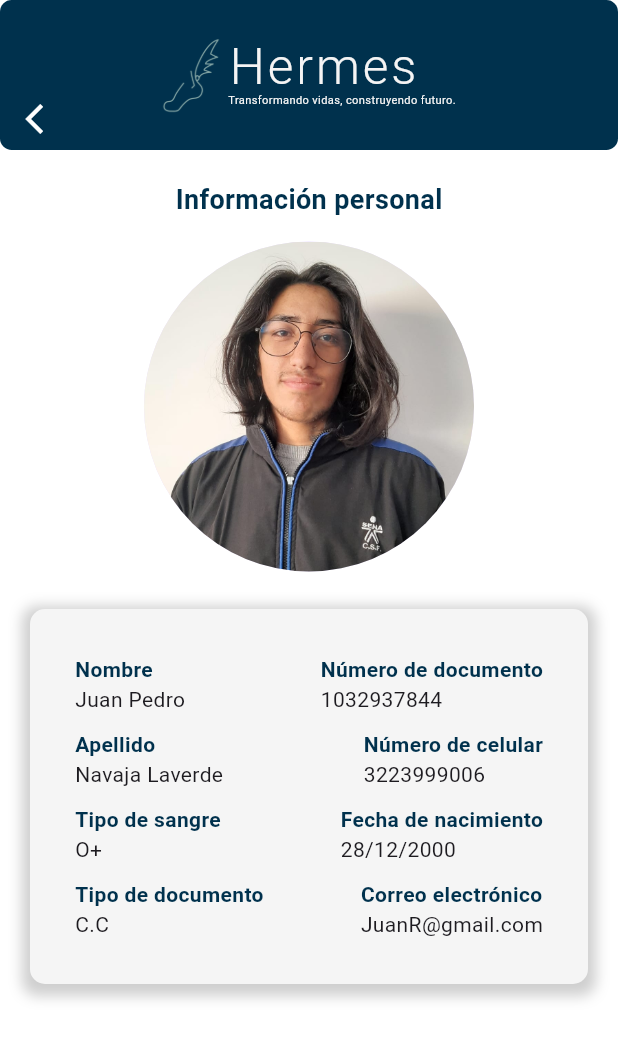
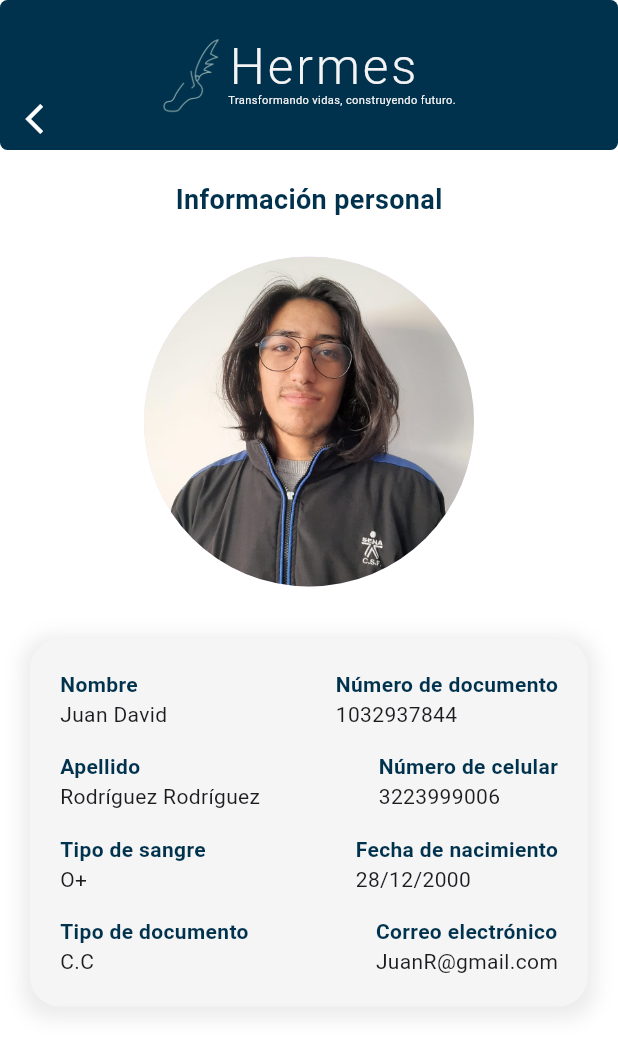
Before and after one commit to senaFactory/appHermes, a Flutter app: the Personinfopage screen opened directly, on a phone screen of 412 x 824 dp. Shown: the top 1054 px of the screen. Run offline on Flutter 3.47's test engine with Material 3 defaults, Android fonts, the phone set to English and light mode, and no system bars; our stand-ins replace curved_navigation_bar.

Commit message:
Avanzando diseño en infoPage, sin navegación

```diff
--- a/lib/pages/pagesSecondarys/personInfoPage.dart
+++ b/lib/pages/pagesSecondarys/personInfoPage.dart
@@ -3,6 +3,23 @@ import 'package:maqueta/widgets/HomeAppBar.dart';
 
 class Personinfopage extends StatelessWidget {
   const Personinfopage({super.key});
+
+  // Método privado que construye las columnas de información
+  Widget _buildInfoColumn(String label, String value) {
+    return Column(
+      crossAxisAlignment: CrossAxisAlignment.start,
+      children: [
+        Text(
+          label,
+          style: const TextStyle(
+            fontWeight: FontWeight.bold,
+            color: Color(0xFF00314D),
+          ),
+        ),
+        Text(value),
+      ],
+    );
+  }
 
   @override
   Widget build(BuildContext context) {
@@ -24,68 +41,60 @@ class Personinfopage extends StatelessWidget {
                         color: Color(0xFF00314D),
                       ),
                     ),
-                    SizedBox(height: 15),
+                    SizedBox(height: 25),
                     const CircleAvatar(
-                      radius:
-                          110, // Radio del círculo (tamaño de la foto de perfil)
-                      backgroundImage: AssetImage(
-                          'images/aprendiz_sena1.jpeg'), // Imagen del perfil
+                      radius: 110, // Radio del círculo (tamaño de la foto de perfil)
+                      backgroundImage: AssetImage('images/aprendiz_sena1.jpeg'), // Imagen del perfil
                     ),
-                    SizedBox(height: 15),
+                    SizedBox(height: 25),
                     Container(
-                      padding: EdgeInsets.all(30),
-                      margin:
-                          EdgeInsets.symmetric(horizontal: 20, vertical: 10),
+                      padding: EdgeInsets.all(20),
+                      margin: EdgeInsets.symmetric(horizontal: 20, vertical: 10),
                       decoration: BoxDecoration(
                         color: Color(0xFFF5F5F5), // Color de fondo gris claro
-                        borderRadius:
-                            BorderRadius.circular(10), // Bordes redondeados
+                        borderRadius: BorderRadius.circular(20), // Bordes bien redondeados
                         boxShadow: [
                           BoxShadow(
-                            color: Colors.grey.withOpacity(0.5),
+                            color: Colors.grey.withOpacity(0.2),
                             spreadRadius: 5,
-                            blurRadius: 7,
-                            offset: Offset(
-                                0, 3), // Cambia la sombra si es necesario
+                            blurRadius: 10,
+                            offset: Offset(0, 3), // Sombra más suave
                           ),
                         ],
                       ),
                       child: Column(
                         crossAxisAlignment: CrossAxisAlignment.start,
                         children: [
+                          // Información personal organizada en columnas
                           Row(
                             mainAxisAlignment: MainAxisAlignment.spaceBetween,
                             children: [
-                              _buildInfoColumn("Nombre", "Juan Pedro"),
-                              _buildInfoColumn(
-                                  "Número de documento", "1032937844"),
+                              _buildInfoColumn("Nombre", "Juan David"),
+                              _buildInfoColumn("Número de documento", "1032937844"),
                             ],
                           ),
-                          SizedBox(height: 10),
+                          SizedBox(height: 15),
                           Row(
                             mainAxisAlignment: MainAxisAlignment.spaceBetween,
                             children: [
-                              _buildInfoColumn("Apellido", "Navaja Laverde"),
-                              _buildInfoColumn(
-                                  "Número de celular", "3223999006"),
+                              _buildInfoColumn("Apellido", "Rodríguez Rodríguez"),
+                              _buildInfoColumn("Número de celular", "3223999006"),
                             ],
                           ),
-                          SizedBox(height: 10),
+                          SizedBox(height: 15),
                           Row(
                             mainAxisAlignment: MainAxisAlignment.spaceBetween,
                             children: [
                               _buildInfoColumn("Tipo de sangre", "O+"),
-                              _buildInfoColumn(
-                                  "Fecha de nacimiento", "28/12/2000"),
+                              _buildInfoColumn("Fecha de nacimiento", "28/12/2000"),
                             ],
                           ),
-                          SizedBox(height: 10),
+                          SizedBox(height: 15),
                           Row(
                             mainAxisAlignment: MainAxisAlignment.spaceBetween,
                             children: [
                               _buildInfoColumn("Tipo de documento", "C.C"),
-                              _buildInfoColumn(
-                                  "Correo electrónico", "JuanR@gmail.com"),
+                              _buildInfoColumn("Correo electrónico", "JuanR@gmail.com"),
                             ],
                           ),
                         ],
@@ -109,22 +118,6 @@ class Personinfopage extends StatelessWidget {
         ],
       ),
     );
-  }
 
-  // Helper method to build each row of information in the personal info card
-  Widget _buildInfoColumn(String label, String value) {
-    return Column(
-      crossAxisAlignment: CrossAxisAlignment.start,
-      children: [
-        Text(
-          label,
-          style: const TextStyle(
-            fontWeight: FontWeight.bold,
-            color: Color(0xFF00314D),
-          ),
-        ),
-        Text(value),
-      ],
-    );
   }
 }
--- a/lib/widgets/HomeAppBar.dart
+++ b/lib/widgets/HomeAppBar.dart
@@ -10,7 +10,7 @@ class HomeAppBar extends StatelessWidget {
     return Container(
       decoration: BoxDecoration(
         color: Color(0xFF00314D),
-        borderRadius: BorderRadius.circular(7.8), // Cambia el valor para ajustar el redondeo
+        borderRadius: BorderRadius.circular(5), // Cambia el valor para ajustar el redondeo
       ),
       padding: EdgeInsets.all(25),
       child: Row(
--- a/pubspec.yaml
+++ b/pubspec.yaml
@@ -37,6 +37,7 @@ dependencies:
   # The following adds the Cupertino Icons font to your application.
   # Use with the CupertinoIcons class for iOS style icons.
   cupertino_icons: ^1.0.6
+  pretty_qr_code: ^3.3.0
 
 dev_dependencies:
   flutter_test:
```
Also changed, not shown: lib/widgets/infoColumn.dart (added, +29 -0 lines), pubspec.lock.
